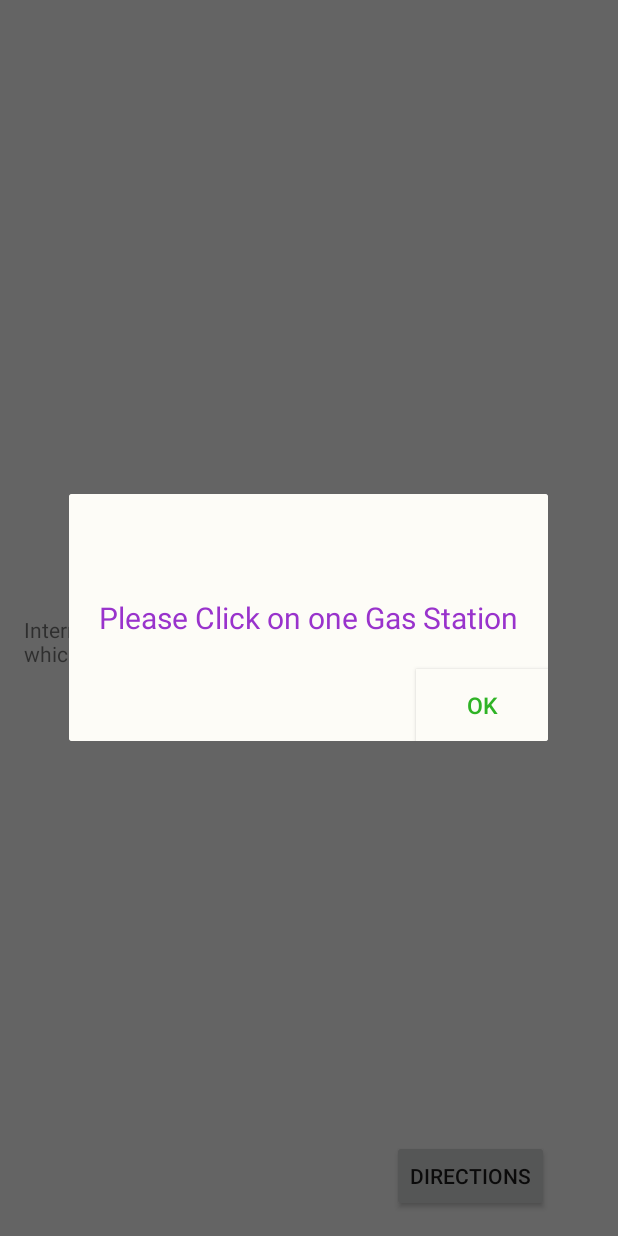
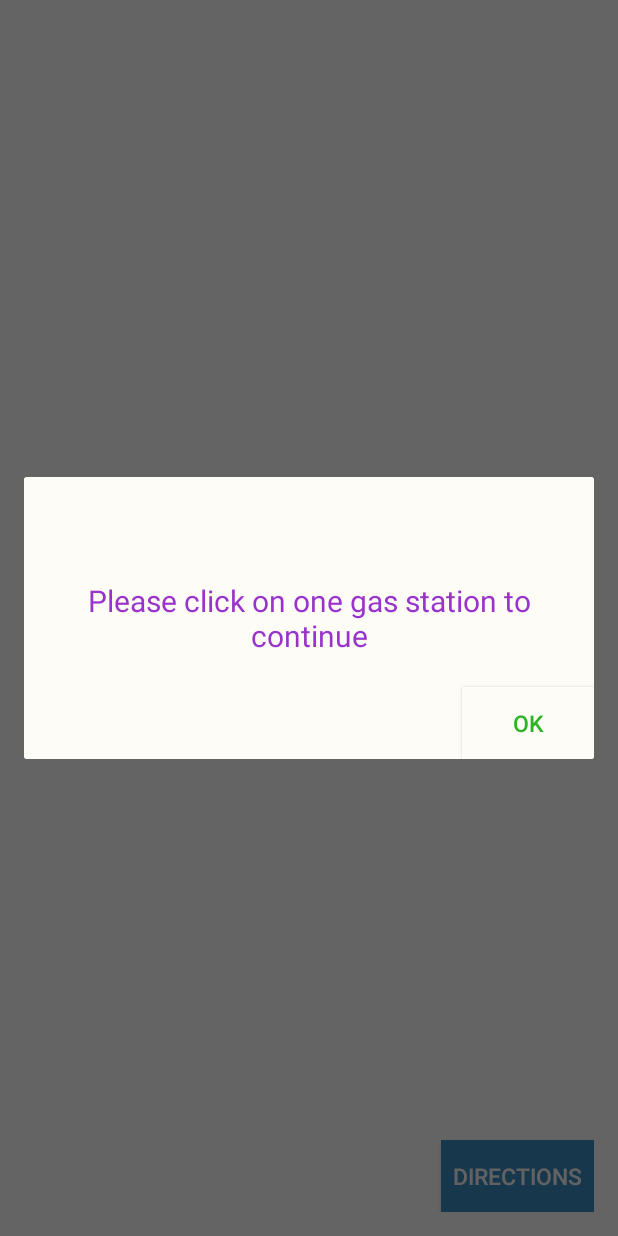
Before and after one commit to ywu342/cs4675, an Android app: the RoutesDisplay screen opened directly, with no data from a screen before it, after a tap on "DIRECTIONS", on a phone screen of 412 x 824 dp. Run offline under Robolectric (Android 15) with nearby library versions, the light colour scheme and no system bars; 6 statements that could not run were skipped.

Commit message:
changed UI

```diff
--- a/InternetServices/app/src/main/java/com/example/yalingwu/internetservices/RoutesDisplay.java
+++ b/InternetServices/app/src/main/java/com/example/yalingwu/internetservices/RoutesDisplay.java
@@ -16,6 +16,7 @@ import android.support.v4.app.FragmentActivity;
 import android.support.v7.app.AppCompatActivity;
 import android.os.Bundle;
 import android.util.Log;
+import android.view.MotionEvent;
 import android.view.View;
 import android.widget.AdapterView;
 import android.widget.ArrayAdapter;
@@ -65,6 +66,7 @@ public class RoutesDisplay extends FragmentActivity {
     LatLng[] stations_coord;
     String[] prices_list;
     int Line_color=Color.BLACK;
+    final int NEW_ROUTE_COLOR = Color.rgb(22,125,145);
     Polyline selected_line;
     int selectedIndex = -1;
     /**
@@ -77,7 +79,6 @@ public class RoutesDisplay extends FragmentActivity {
     protected void onCreate(Bundle savedInstanceState) {
         super.onCreate(savedInstanceState);
         setContentView(R.layout.activity_routes_display);
-
         Bundle extras = getIntent().getExtras();
         if (extras != null) {
             source_addr = extras.getString("SOURCE_ADDR");
@@ -88,12 +89,17 @@ public class RoutesDisplay extends FragmentActivity {
             for (int i = 0; i < pArr.length; i++) {
                 stations_coord[i] = (LatLng) pArr[i];
             }
-//            System.out.println(source_addr+"------------------->"+dest_addr);
         }
-//        Polyline line = map.addPolyline(new PolylineOptions()
-//                .add(source_addr,dest_addr)
-//                .geodesic(true));
+
         stationList = (ListView) findViewById(R.id.stationList);
+        stationList.setVerticalScrollBarEnabled(true);
+
+//        stationList.setOnTouchListener(new View.OnTouchListener() {
+//
+//            public boolean onTouch(View v, MotionEvent event) {
+//                return (event.getAction() == MotionEvent.ACTION_MOVE);
+//            }
+//        });
 
 //        final StableArrayAdapter adapter = new StableArrayAdapter(this,
 //                android.R.layout.simple_list_item_1, addrList);
@@ -115,7 +121,7 @@ public class RoutesDisplay extends FragmentActivity {
                 options_station.position(stationLoc);
                 options_station.icon(BitmapDescriptorFactory.defaultMarker(BitmapDescriptorFactory.HUE_YELLOW));
                 map.addMarker(options_station);
-                Line_color = Color.CYAN;
+                Line_color = NEW_ROUTE_COLOR;
                 String url = getDirectionsUrl(src, dst, stationLoc);
                 DownloadTask downloadTask = new DownloadTask();
                 downloadTask.execute(url);
@@ -164,7 +170,7 @@ public class RoutesDisplay extends FragmentActivity {
                     dialog.setTitle("Forgot something...");
                     Button dialogButton = (Button) dialog.findViewById(R.id.dialogButtonOK);
                     TextView customDialogBody = (TextView) dialog.findViewById(R.id.customdialbody);
-                    customDialogBody.setText("Please Click on one Gas Station");
+                    customDialogBody.setText("Please click on one gas station to continue");
                     // if button is clicked, close the custom dialog
                     dialogButton.setOnClickListener(new View.OnClickListener() {
                         @Override
@@ -415,7 +421,7 @@ public class RoutesDisplay extends FragmentActivity {
                 map.animateCamera(CameraUpdateFactory.newLatLngBounds(builder.build(), 17));
             }
             if(lineOptions!=null) {
-                if(lineOptions.getColor()==Color.CYAN) selected_line = map.addPolyline(lineOptions);
+                if(lineOptions.getColor()==NEW_ROUTE_COLOR) selected_line = map.addPolyline(lineOptions);
                 else map.addPolyline(lineOptions);
             }
 
@@ -434,7 +440,6 @@ public class RoutesDisplay extends FragmentActivity {
                 default:
                     locationAddress = null;
             }
-//            System.out.println("-------------------------------------\nlocation geocoding: " + locationAddress + "\n-------------------------------------");
             addrList.add(locationAddress);
             ((BaseAdapter) stationList.getAdapter()).notifyDataSetChanged();
         }
--- a/InternetServices/app/src/main/res/layout/activity_routes_display.xml
+++ b/InternetServices/app/src/main/res/layout/activity_routes_display.xml
@@ -10,12 +10,15 @@
     tools:context="com.example.yalingwu.internetservices.RoutesDisplay">
 
     <ListView
-        android:layout_width="wrap_content"
+        android:layout_width="fill_parent"
         android:layout_height="fill_parent"
         android:id="@+id/stationList"
         android:layout_alignParentLeft="true"
         android:layout_alignParentStart="true"
-        android:layout_above="@+id/map_frag" />
+        android:layout_above="@+id/map_frag"
+        android:layout_alignParentTop="true"
+        android:layout_gravity="fill_vertical"
+        android:scrollbars="vertical" />
 
     <fragment
         xmlns:android="http://schemas.android.com/apk/res/android"
@@ -34,5 +37,14 @@
         android:id="@+id/dirBtn"
         android:layout_alignParentBottom="true"
         android:layout_alignRight="@+id/map_frag"
-        android:layout_alignEnd="@+id/map_frag" />
+        android:layout_alignEnd="@+id/map_frag"
+        android:background="#167d91"
+        android:backgroundTint="#388bbf"
+        android:textColor="#f9f6f6"
+        android:layout_alignParentTop="false"
+        android:layout_alignParentRight="true"
+        android:layout_marginTop="10dp"
+        android:paddingLeft="8dp"
+        android:paddingRight="8dp"
+        android:textSize="15dp" />
 </RelativeLayout>
```
Also changed, not shown: InternetServices/app/src/main/java/com/example/yalingwu/internetservices/MainActivity.java (+15 -11 lines).
